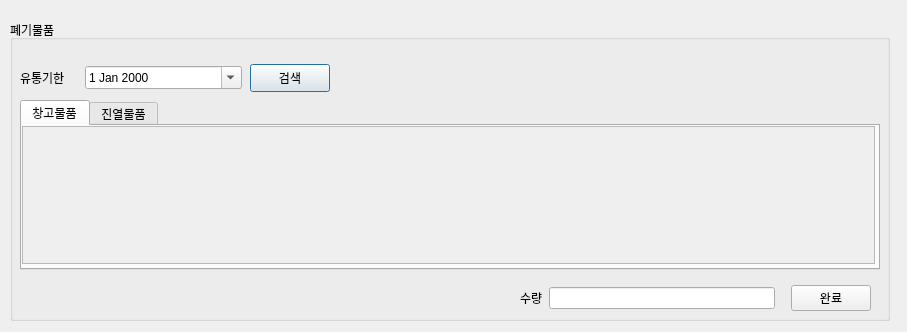
The window that ui/폐기물품.ui (johnnyapu15/IDB) describes before a commit, drawn with Qt 5.
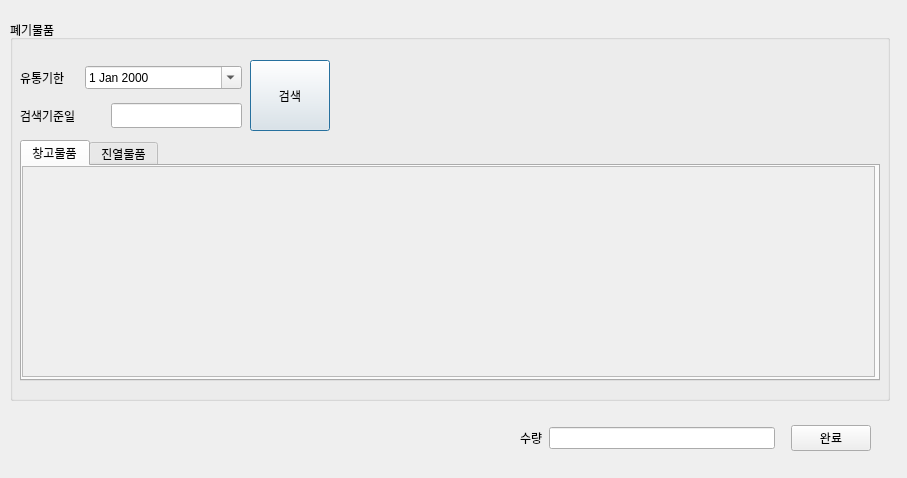
The same window after the commit.

The edit to the form file:
```diff
--- a/ui/폐기물품.ui
+++ b/ui/폐기물품.ui
@@ -7,7 +7,7 @@
     <x>0</x>
     <y>0</y>
     <width>907</width>
-    <height>332</height>
+    <height>478</height>
    </rect>
   </property>
   <property name="windowTitle">
@@ -19,7 +19,7 @@
      <x>10</x>
      <y>20</y>
      <width>880</width>
-     <height>301</height>
+     <height>381</height>
     </rect>
    </property>
    <property name="title">
@@ -74,9 +74,9 @@
     <property name="geometry">
      <rect>
       <x>240</x>
-      <y>44</y>
+      <y>40</y>
       <width>80</width>
-      <height>28</height>
+      <height>71</height>
      </rect>
     </property>
     <property name="text">
@@ -87,9 +87,9 @@
     <property name="geometry">
      <rect>
       <x>10</x>
-      <y>80</y>
+      <y>120</y>
       <width>860</width>
-      <height>170</height>
+      <height>241</height>
      </rect>
     </property>
     <property name="currentIndex">
@@ -105,7 +105,7 @@
         <x>0</x>
         <y>0</y>
         <width>853</width>
-        <height>138</height>
+        <height>211</height>
        </rect>
       </property>
       <property name="widgetResizable">
@@ -117,7 +117,7 @@
          <x>0</x>
          <y>0</y>
          <width>851</width>
-         <height>136</height>
+         <height>209</height>
         </rect>
        </property>
        <widget class="QWidget" name="gridLayoutWidget_12">
@@ -126,7 +126,7 @@
           <x>0</x>
           <y>0</y>
           <width>861</width>
-          <height>131</height>
+          <height>211</height>
          </rect>
         </property>
         <layout class="QGridLayout" name="gridLayout_12"/>
@@ -174,11 +174,41 @@
      </widget>
     </widget>
    </widget>
+   <widget class="QLabel" name="label_22">
+    <property name="enabled">
+     <bool>true</bool>
+    </property>
+    <property name="geometry">
+     <rect>
+      <x>10</x>
+      <y>80</y>
+      <width>91</width>
+      <height>32</height>
+     </rect>
+    </property>
+    <property name="autoFillBackground">
+     <bool>false</bool>
+    </property>
+    <property name="text">
+     <string>검색기준일</string>
+    </property>
+   </widget>
+   <widget class="QLineEdit" name="lineEdit_18">
+    <property name="geometry">
+     <rect>
+      <x>101</x>
+      <y>83</y>
+      <width>131</width>
+      <height>25</height>
+     </rect>
+    </property>
+   </widget>
+  </widget>
    <widget class="QWidget" name="horizontalLayoutWidget">
     <property name="geometry">
      <rect>
-      <x>510</x>
-      <y>260</y>
+     <x>520</x>
+     <y>420</y>
       <width>351</width>
       <height>36</height>
      </rect>
@@ -215,7 +245,6 @@
       </widget>
      </item>
     </layout>
-   </widget>
   </widget>
  </widget>
  <resources/>
```
Lines whose indentation alone changed are shown as unchanged.
